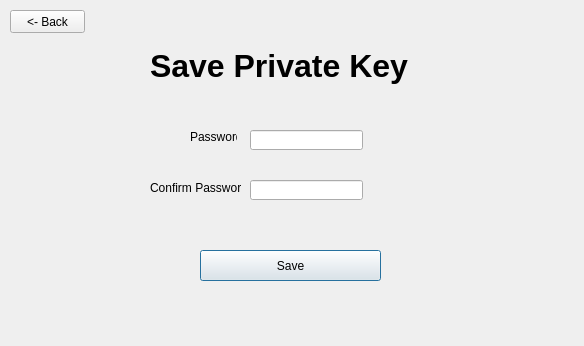
This is src/gui/savePrivateKey.ui in miticn/PGP as Qt 5 draws it before an edit. The edited form follows.
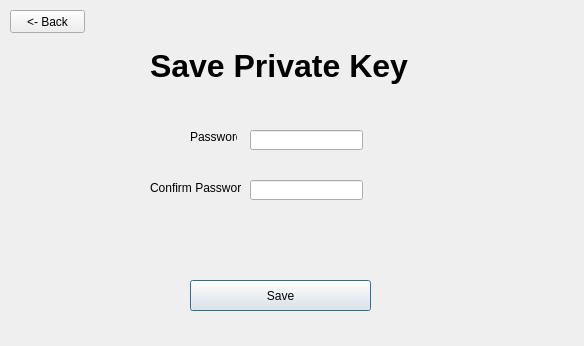
This is the edited form.

Commit message: Add Generating a New Key and save a Private key in a Keyring through GUI

```diff
--- a/src/gui/savePrivateKey.ui
+++ b/src/gui/savePrivateKey.ui
@@ -88,8 +88,8 @@
   <widget class="QPushButton" name="saveButton">
    <property name="geometry">
     <rect>
-     <x>200</x>
-     <y>250</y>
+     <x>190</x>
+     <y>280</y>
      <width>181</width>
      <height>31</height>
     </rect>
@@ -111,6 +111,19 @@
     <string>&lt;- Back</string>
    </property>
   </widget>
+  <widget class="QLabel" name="errorLabel">
+   <property name="geometry">
+    <rect>
+     <x>230</x>
+     <y>240</y>
+     <width>141</width>
+     <height>16</height>
+    </rect>
+   </property>
+   <property name="text">
+    <string/>
+   </property>
+  </widget>
  </widget>
  <resources/>
  <connections/>
```
The commit also changes 3 other files.
